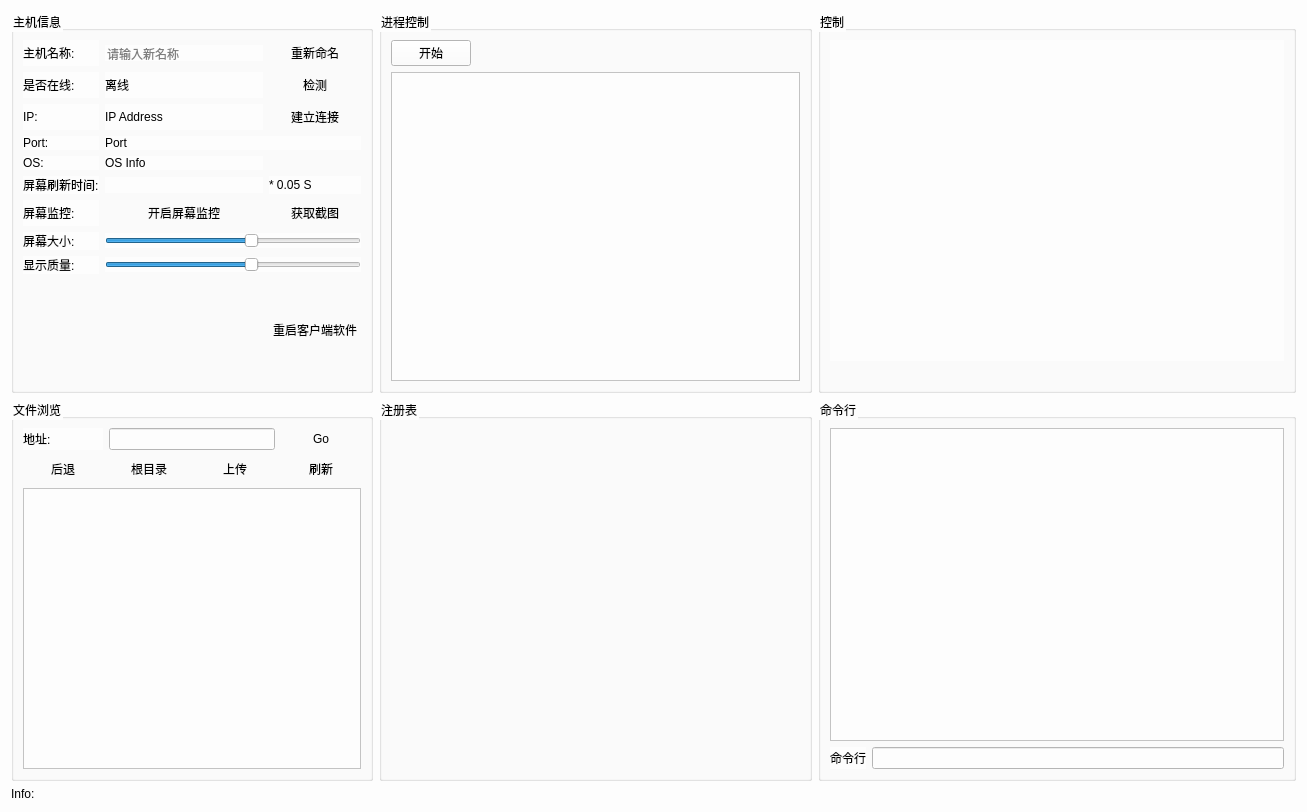
First picture: the form in Detail.ui, repository AntigoneRandy/SoftwareSecuriyProject, before the edit.
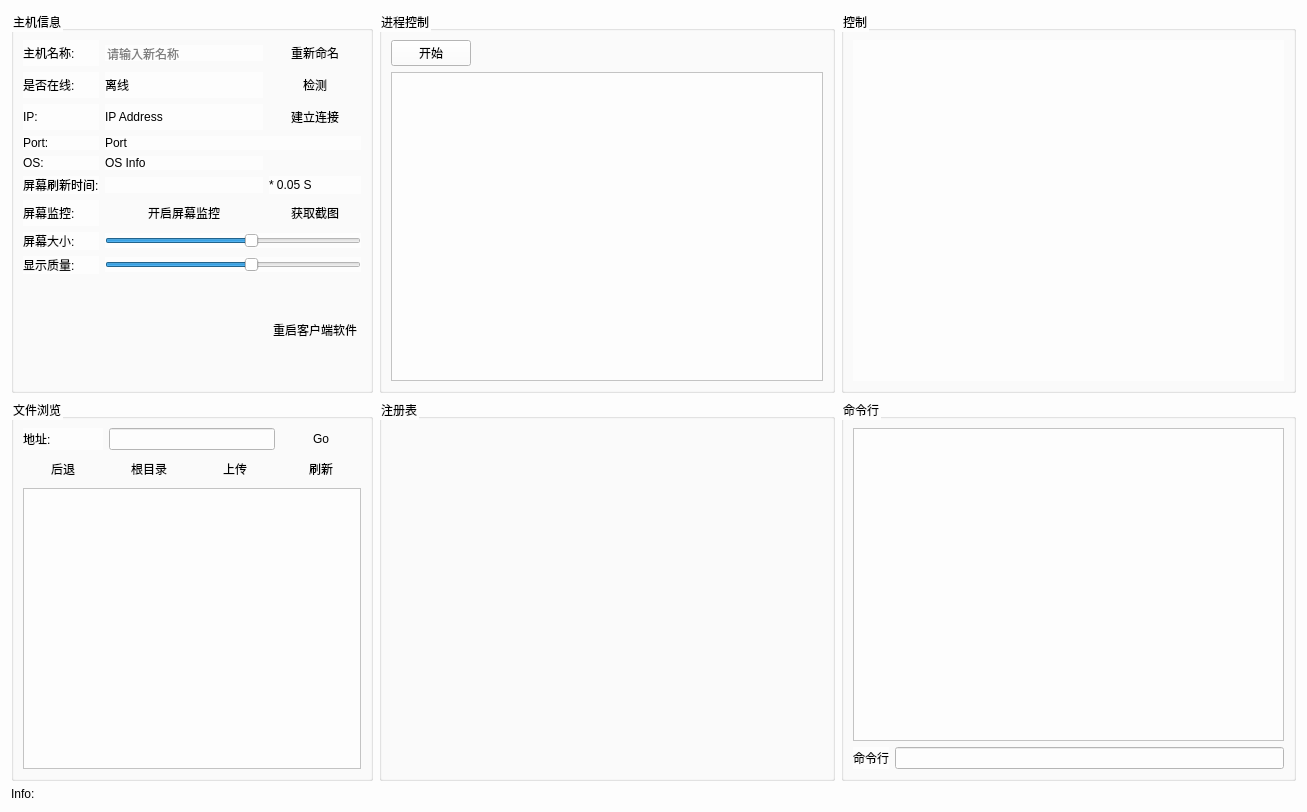
Second picture: the form after the edit.

Commit message: screen recording implementation

Diff of the .ui file:
```diff
--- a/Detail.ui
+++ b/Detail.ui
@@ -354,19 +354,6 @@
         </property>
        </widget>
       </item>
-      <item>
-       <spacer name="horizontalSpacer">
-        <property name="orientation">
-         <enum>Qt::Horizontal</enum>
-        </property>
-        <property name="sizeHint" stdset="0">
-         <size>
-          <width>454</width>
-          <height>20</height>
-         </size>
-        </property>
-       </spacer>
-      </item>
      </layout>
     </widget>
    </item>
```
The commit also changes 7 other files.
